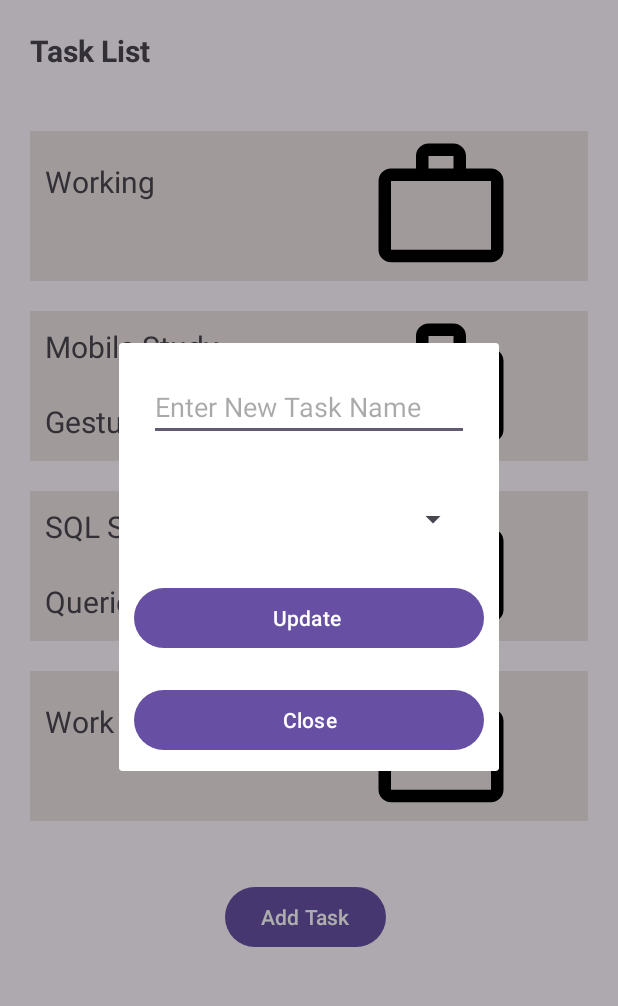
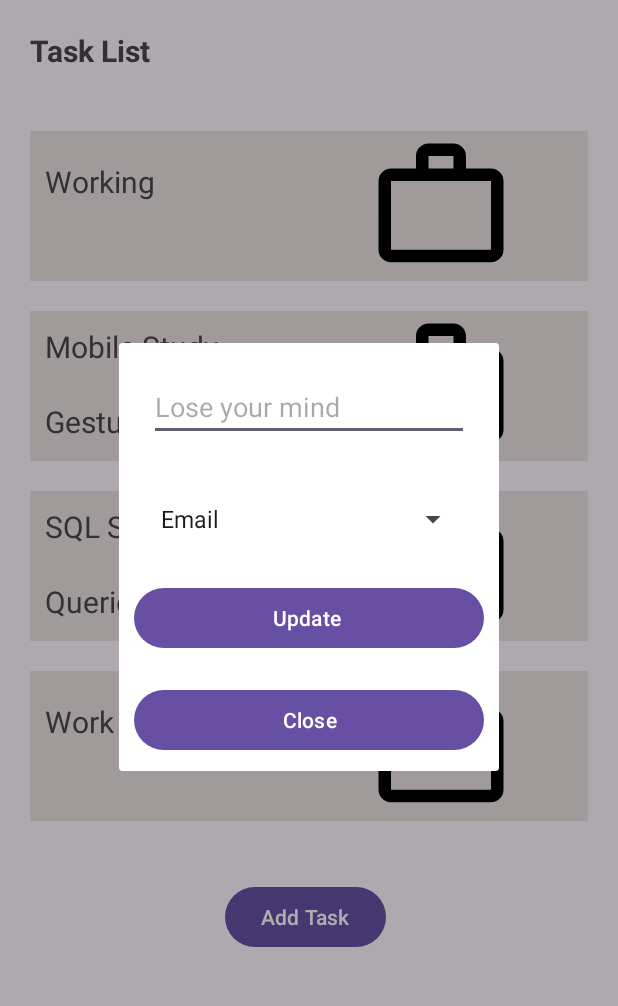
Before and after one commit to Egekorkmz/BasicTaskManager, an Android app: the screen it shows after launch (MainActivity), after a tap on "Working", on a phone screen of 412 x 824 dp, the part 61-1067 px from its top. Run offline under Robolectric (Android 15) with nearby library versions, the phone set to English and light mode, and no system bars.

Commit message:
We can change photos tasks.

```diff
--- /dev/null
+++ b/app/src/main/res/drawable/email.xml
@@ -0,0 +1,6 @@
+<vector android:height="24dp" android:tint="#000000"
+    android:viewportHeight="24" android:viewportWidth="24"
+    android:width="24dp" xmlns:android="http://schemas.android.com/apk/res/android">
+    <path android:fillColor="@android:color/white" android:pathData="M21,10V4c0,-1.1 -0.9,-2 -2,-2H3C1.9,2 1.01,2.9 1.01,4L1,16c0,1.1 0.9,2 2,2h11v-5c0,-1.66 1.34,-3 3,-3H21zM11.53,10.67c-0.32,0.2 -0.74,0.2 -1.06,0L3.4,6.25C3.15,6.09 3,5.82 3,5.53c0,-0.67 0.73,-1.07 1.3,-0.72L11,9l6.7,-4.19C18.27,4.46 19,4.86 19,5.53c0,0.29 -0.15,0.56 -0.4,0.72L11.53,10.67z"/>
+    <path android:fillColor="@android:color/white" android:pathData="M22,14c-0.55,0 -1,0.45 -1,1v3c0,1.1 -0.9,2 -2,2s-2,-0.9 -2,-2v-4.5c0,-0.28 0.22,-0.5 0.5,-0.5s0.5,0.22 0.5,0.5V17c0,0.55 0.45,1 1,1s1,-0.45 1,-1v-3.5c0,-1.38 -1.12,-2.5 -2.5,-2.5S15,12.12 15,13.5V18c0,2.21 1.79,4 4,4s4,-1.79 4,-4v-3C23,14.45 22.55,14 22,14z"/>
+</vector>
--- /dev/null
+++ b/app/src/main/res/drawable/go.xml
@@ -0,0 +1,5 @@
+<vector android:height="24dp" android:tint="#000000"
+    android:viewportHeight="24" android:viewportWidth="24"
+    android:width="24dp" xmlns:android="http://schemas.android.com/apk/res/android">
+    <path android:fillColor="@android:color/white" android:pathData="M22.41,10.41l-4.83,-4.83c-0.37,-0.37 -0.88,-0.58 -1.41,-0.58L3,5c-1.1,0 -2,0.89 -2,2v7c0,1.1 0.9,2 2,2 0,1.66 1.34,3 3,3s3,-1.34 3,-3h6c0,1.66 1.34,3 3,3s3,-1.34 3,-3c1.1,0 2,-0.9 2,-2v-2.17c0,-0.53 -0.21,-1.04 -0.59,-1.42zM3,10L3,8c0,-0.55 0.45,-1 1,-1h3v4L4,11c-0.55,0 -1,-0.45 -1,-1zM6,17.25c-0.69,0 -1.25,-0.56 -1.25,-1.25s0.56,-1.25 1.25,-1.25 1.25,0.56 1.25,1.25 -0.56,1.25 -1.25,1.25zM13,11L9,11L9,7h4v4zM18,17.25c-0.69,0 -1.25,-0.56 -1.25,-1.25s0.56,-1.25 1.25,-1.25 1.25,0.56 1.25,1.25 -0.56,1.25 -1.25,1.25zM15,11L15,7h1l4,4h-5z"/>
+</vector>
--- /dev/null
+++ b/app/src/main/res/drawable/pay.xml
@@ -0,0 +1,5 @@
+<vector android:height="24dp" android:tint="#000000"
+    android:viewportHeight="24" android:viewportWidth="24"
+    android:width="24dp" xmlns:android="http://schemas.android.com/apk/res/android">
+    <path android:fillColor="@android:color/white" android:pathData="M11.8,10.9c-2.27,-0.59 -3,-1.2 -3,-2.15 0,-1.09 1.01,-1.85 2.7,-1.85 1.78,0 2.44,0.85 2.5,2.1h2.21c-0.07,-1.72 -1.12,-3.3 -3.21,-3.81V3h-3v2.16c-1.94,0.42 -3.5,1.68 -3.5,3.61 0,2.31 1.91,3.46 4.7,4.13 2.5,0.6 3,1.48 3,2.41 0,0.69 -0.49,1.79 -2.7,1.79 -2.06,0 -2.87,-0.92 -2.98,-2.1h-2.2c0.12,2.19 1.76,3.42 3.68,3.83V21h3v-2.15c1.95,-0.37 3.5,-1.5 3.5,-3.55 0,-2.84 -2.43,-3.81 -4.7,-4.4z"/>
+</vector>
--- a/app/src/main/res/layout/dialog.xml
+++ b/app/src/main/res/layout/dialog.xml
@@ -20,8 +20,9 @@
         android:id="@+id/sp_photos"
         android:layout_width="match_parent"
         android:layout_height="wrap_content"
+        android:layout_margin="20sp"
         android:layout_weight="1"
-        android:layout_margin="20sp"/>
+        android:entries="@array/images" />
 
     <Button
         android:id="@+id/btnUpdate"
--- /dev/null
+++ b/app/src/main/res/values/imagesForTasks.xml
@@ -0,0 +1,9 @@
+<?xml version="1.0" encoding="utf-8"?>
+<resources>
+    <array name="images">
+        <item>Email</item>
+        <item>GoToSomeWhere</item>
+        <item>PayTheBills</item>
+        <item>Study</item>
+    </array>
+</resources>
--- a/app/src/main/res/values/strings.xml
+++ b/app/src/main/res/values/strings.xml
@@ -3,6 +3,6 @@
     <string name="app_title">Task Manager</string>
     <string name="app_taskListLabel">Task List</string>
     <string name="app_btnAddTask">Add Task</string>
-    <string name="default_task">Enter New Task Name</string>
+    <string name="default_task">Lose your mind</string>
     <string name="default_subject">Android</string>
 </resources>
```
Also changed, not shown: app/src/main/java/com/mid/sukruegekorkmaz_hw2/MainActivity.kt (+10 -2 lines), app/src/main/java/db/TaskSystem.kt (+32 -2 lines), app/src/main/res/drawable/study.png (added).
